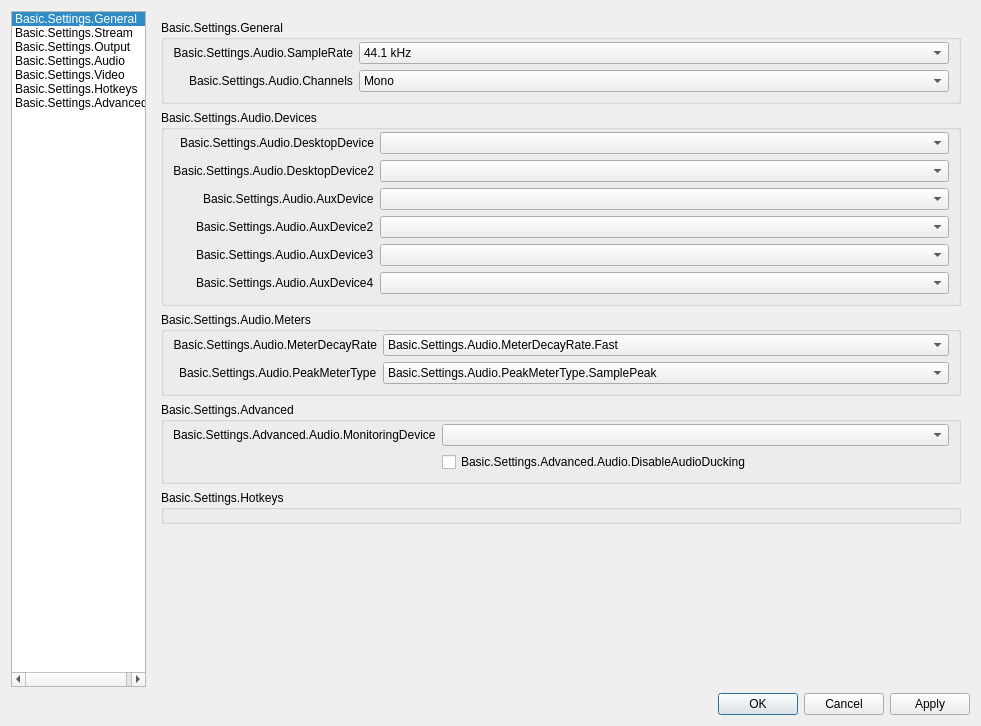
This is UI/forms/OBSBasicSettings.ui in obsproject/obs-studio as Qt 5 draws it before an edit. The edited form follows.
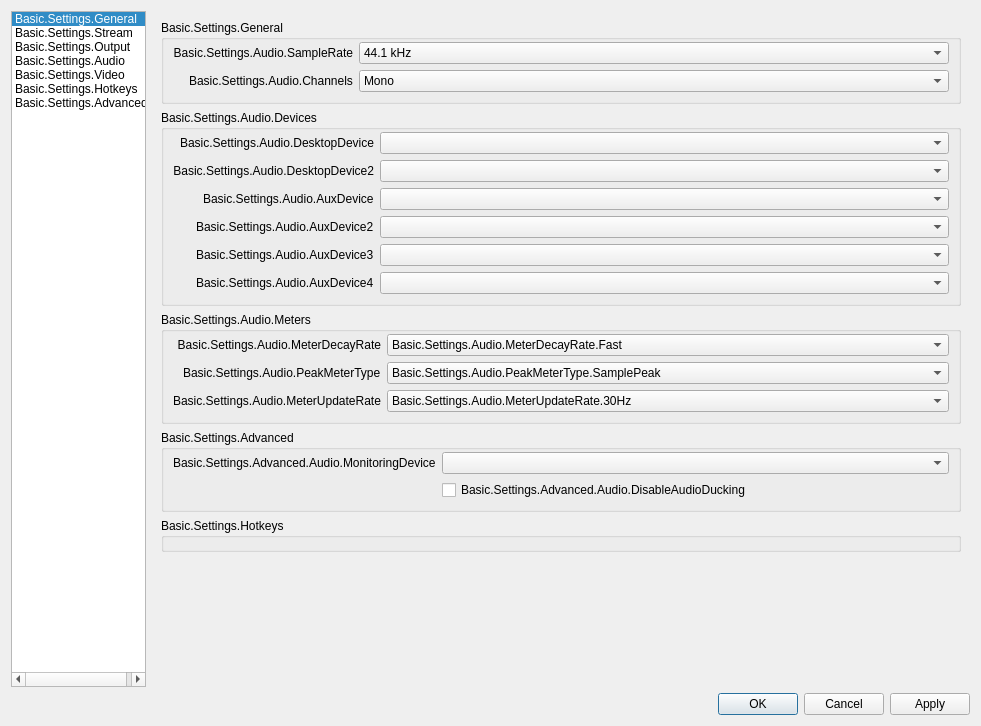
This is the edited form. The open tabs and pages were chosen to show the change. Icons and pictures are not drawn. Custom widgets are drawn as their Qt base class.

Commit message:
UI: Add adjustable volmeter update rate
Allow users to select an update rate for the volmeters. Changing the
update rate effectively changes the "frame rate" of the volmeters. A
Higher update rate leads to more responsive UI at the cost of a small
amount (<1%) of extra CPU usage.

Patch:
```diff
--- a/UI/forms/OBSBasicSettings.ui
+++ b/UI/forms/OBSBasicSettings.ui
@@ -4108,6 +4108,36 @@
                      </item>
                     </widget>
                    </item>
+                   <item row="2" column="0">
+                    <widget class="QLabel" name="meterUpdateRateLabel">
+                     <property name="toolTip">
+                      <string>Basic.Settings.Audio.MeterUpdateRate.TT</string>
+                     </property>
+                     <property name="text">
+                      <string>Basic.Settings.Audio.MeterUpdateRate</string>
+                     </property>
+                     <property name="buddy">
+                      <cstring>meterUpdateRate</cstring>
+                     </property>
+                    </widget>
+                   </item>
+                   <item row="2" column="1">
+                    <widget class="QComboBox" name="meterUpdateRate">
+                     <property name="currentIndex">
+                      <number>0</number>
+                     </property>
+                     <item>
+                      <property name="text">
+                       <string>Basic.Settings.Audio.MeterUpdateRate.30Hz</string>
+                      </property>
+                     </item>
+                     <item>
+                      <property name="text">
+                       <string>Basic.Settings.Audio.MeterUpdateRate.60Hz</string>
+                      </property>
+                     </item>
+                    </widget>
+                   </item>
                   </layout>
                  </widget>
                 </item>
```
The commit also changes 7 other files.
